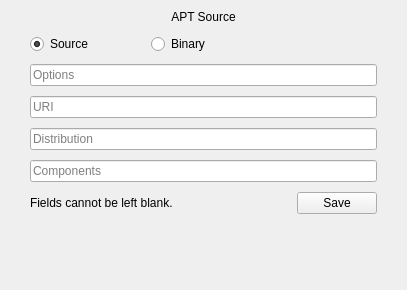
The window that stacer/Pages/AptSourceManager/apt_source_edit.ui (oguzhaninan/Stacer) describes before a commit, drawn with Qt 5.
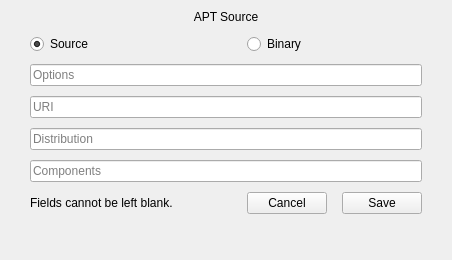
The same window after the commit.

Commit message: updated apt source edit dialog

Patch:
```diff
--- a/stacer/Pages/AptSourceManager/apt_source_edit.ui
+++ b/stacer/Pages/AptSourceManager/apt_source_edit.ui
@@ -6,8 +6,8 @@
    <rect>
     <x>0</x>
     <y>0</y>
-    <width>407</width>
-    <height>290</height>
+    <width>452</width>
+    <height>260</height>
    </rect>
   </property>
   <property name="windowTitle">
@@ -24,7 +24,7 @@
     <number>30</number>
    </property>
    <property name="bottomMargin">
-    <number>10</number>
+    <number>15</number>
    </property>
    <property name="horizontalSpacing">
     <number>15</number>
@@ -32,43 +32,7 @@
    <property name="verticalSpacing">
     <number>10</number>
    </property>
-   <item row="1" column="1">
-    <widget class="QRadioButton" name="radioBinary">
-     <property name="cursor">
-      <cursorShape>PointingHandCursor</cursorShape>
-     </property>
-     <property name="focusPolicy">
-      <enum>Qt::NoFocus</enum>
-     </property>
-     <property name="text">
-      <string>Binary</string>
-     </property>
-     <attribute name="buttonGroup">
-      <string notr="true">debTypeGroup</string>
-     </attribute>
-    </widget>
-   </item>
-   <item row="7" column="0" colspan="3">
-    <spacer name="verticalSpacer">
-     <property name="orientation">
-      <enum>Qt::Vertical</enum>
-     </property>
-     <property name="sizeHint" stdset="0">
-      <size>
-       <width>347</width>
-       <height>4</height>
-      </size>
-     </property>
-    </spacer>
-   </item>
-   <item row="3" column="0" colspan="3">
-    <widget class="QLineEdit" name="txtUri">
-     <property name="placeholderText">
-      <string>URI</string>
-     </property>
-    </widget>
-   </item>
-   <item row="0" column="0" colspan="3">
+   <item row="0" column="0" colspan="4">
     <widget class="QLabel" name="title">
      <property name="text">
       <string>APT Source</string>
@@ -78,21 +42,57 @@
      </property>
     </widget>
    </item>
-   <item row="6" column="0" colspan="2">
-    <widget class="QLabel" name="errorMsg">
-     <property name="text">
-      <string>Fields cannot be left blank. </string>
-     </property>
-    </widget>
-   </item>
-   <item row="5" column="0" colspan="3">
+   <item row="6" column="0" colspan="4">
     <widget class="QLineEdit" name="txtComponents">
      <property name="placeholderText">
       <string>Components</string>
      </property>
     </widget>
    </item>
-   <item row="6" column="2" alignment="Qt::AlignRight">
+   <item row="3" column="0" colspan="4">
+    <widget class="QLineEdit" name="txtOptions">
+     <property name="placeholderText">
+      <string>Options</string>
+     </property>
+    </widget>
+   </item>
+   <item row="7" column="2" alignment="Qt::AlignRight">
+    <widget class="QPushButton" name="btnCancel">
+     <property name="cursor">
+      <cursorShape>PointingHandCursor</cursorShape>
+     </property>
+     <property name="focusPolicy">
+      <enum>Qt::NoFocus</enum>
+     </property>
+     <property name="text">
+      <string>Cancel</string>
+     </property>
+     <property name="default">
+      <bool>false</bool>
+     </property>
+    </widget>
+   </item>
+   <item row="7" column="0">
+    <widget class="QLabel" name="errorMsg">
+     <property name="sizePolicy">
+      <sizepolicy hsizetype="Expanding" vsizetype="Preferred">
+       <horstretch>0</horstretch>
+       <verstretch>0</verstretch>
+      </sizepolicy>
+     </property>
+     <property name="text">
+      <string>Fields cannot be left blank. </string>
+     </property>
+    </widget>
+   </item>
+   <item row="4" column="0" colspan="4">
+    <widget class="QLineEdit" name="txtUri">
+     <property name="placeholderText">
+      <string>URI</string>
+     </property>
+    </widget>
+   </item>
+   <item row="7" column="3" alignment="Qt::AlignRight">
     <widget class="QPushButton" name="saveBtn">
      <property name="cursor">
       <cursorShape>PointingHandCursor</cursorShape>
@@ -108,15 +108,34 @@
      </property>
     </widget>
    </item>
-   <item row="4" column="0" colspan="3">
+   <item row="8" column="0" colspan="4">
+    <spacer name="verticalSpacer">
+     <property name="orientation">
+      <enum>Qt::Vertical</enum>
+     </property>
+     <property name="sizeHint" stdset="0">
+      <size>
+       <width>347</width>
+       <height>4</height>
+      </size>
+     </property>
+    </spacer>
+   </item>
+   <item row="5" column="0" colspan="4">
     <widget class="QLineEdit" name="txtDistribution">
      <property name="placeholderText">
       <string>Distribution</string>
      </property>
     </widget>
    </item>
-   <item row="1" column="0">
+   <item row="1" column="0" colspan="2">
     <widget class="QRadioButton" name="radioSource">
+     <property name="sizePolicy">
+      <sizepolicy hsizetype="Expanding" vsizetype="Fixed">
+       <horstretch>0</horstretch>
+       <verstretch>0</verstretch>
+      </sizepolicy>
+     </property>
      <property name="cursor">
       <cursorShape>PointingHandCursor</cursorShape>
      </property>
@@ -134,13 +153,41 @@
      </attribute>
     </widget>
    </item>
-   <item row="2" column="0" colspan="3">
-    <widget class="QLineEdit" name="txtOptions">
-     <property name="placeholderText">
-      <string>Options</string>
+   <item row="1" column="2" colspan="2">
+    <widget class="QRadioButton" name="radioBinary">
+     <property name="sizePolicy">
+      <sizepolicy hsizetype="Expanding" vsizetype="Fixed">
+       <horstretch>0</horstretch>
+       <verstretch>0</verstretch>
+      </sizepolicy>
      </property>
+     <property name="cursor">
+      <cursorShape>PointingHandCursor</cursorShape>
+     </property>
+     <property name="focusPolicy">
+      <enum>Qt::NoFocus</enum>
+     </property>
+     <property name="text">
+      <string>Binary</string>
+     </property>
+     <attribute name="buttonGroup">
+      <string notr="true">debTypeGroup</string>
+     </attribute>
     </widget>
    </item>
+   <item row="7" column="1">
+    <spacer name="horizontalSpacer">
+     <property name="orientation">
+      <enum>Qt::Horizontal</enum>
+     </property>
+     <property name="sizeHint" stdset="0">
+      <size>
+       <width>40</width>
+       <height>20</height>
+      </size>
+     </property>
+    </spacer>
+   </item>
   </layout>
  </widget>
  <tabstops>
```
The commit also changes 6 other files.
